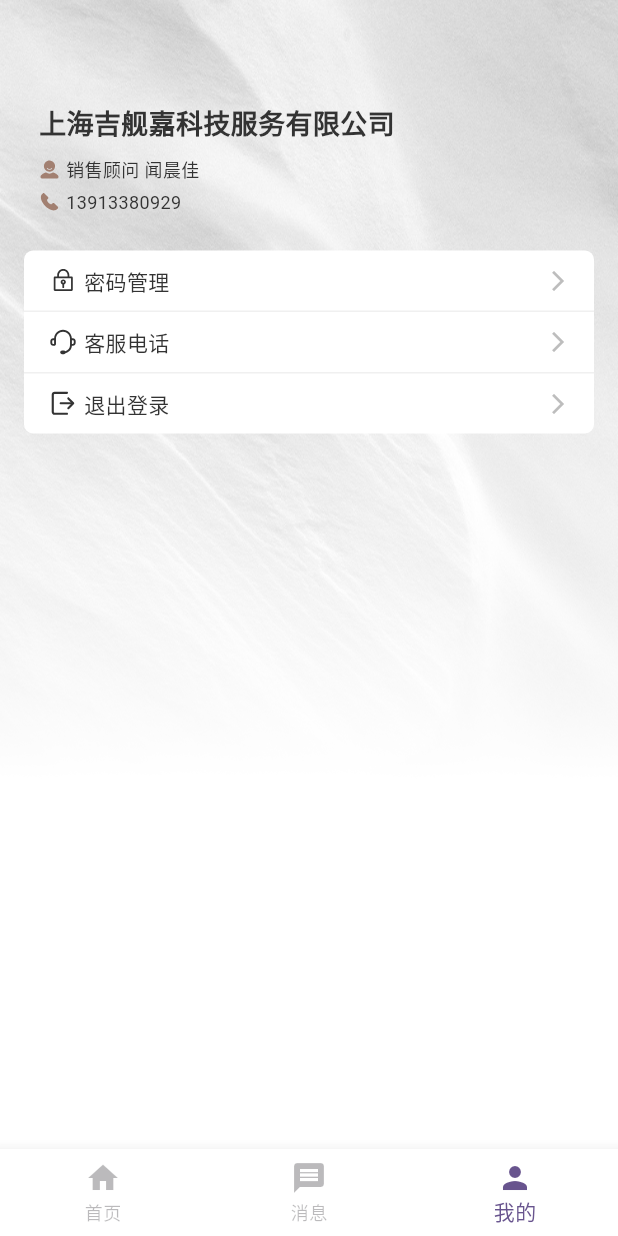
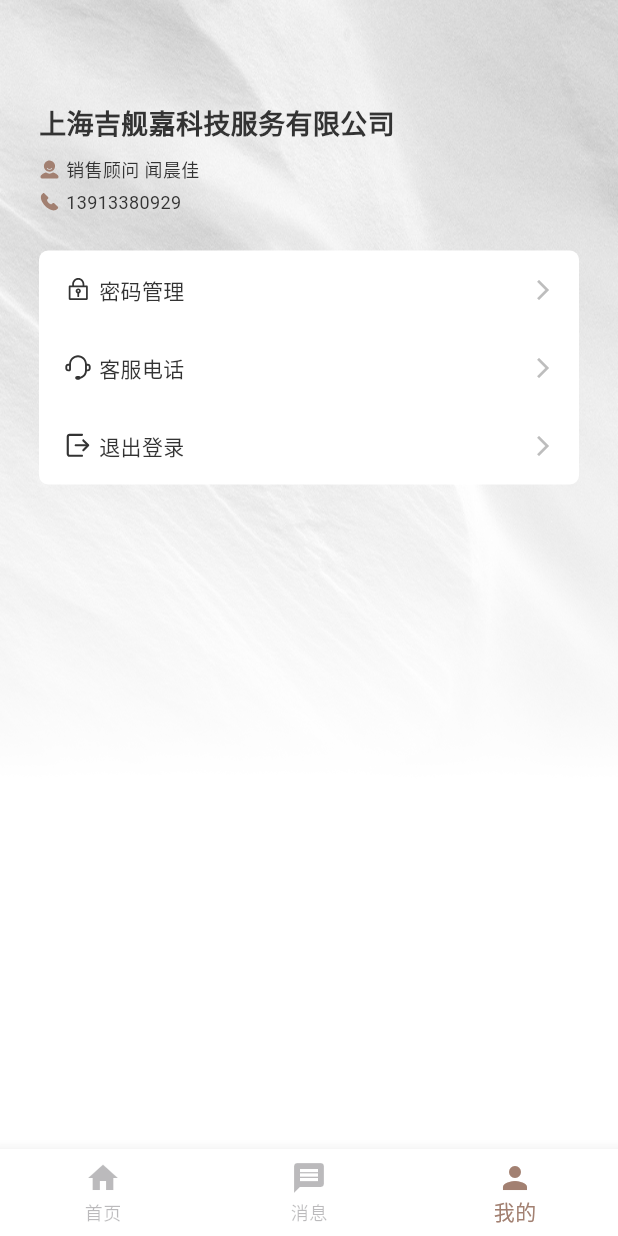
Before and after one commit to jerrywu001/flutter-tpl, a Flutter app: the screen it shows after launch, item 3 of the bottom bar chosen, on a phone screen of 412 x 824 dp. Run offline on Flutter 3.47's test engine with Material 3 defaults, Android fonts, the light colour scheme and no system bars; our stand-ins replace flutter_svg.

Commit message:
mine page

```diff
--- a/lib/config/routes.dart
+++ b/lib/config/routes.dart
@@ -1,17 +1,16 @@
+import 'package:first_app/pages/detail.dart';
+import 'package:first_app/pages/edit_password.dart';
 import 'package:flutter/material.dart';
-
-import '../pages/data_list.dart';
-import '../pages/detail.dart';
 
 class AppRoutes {
   static const String home = '/';
-  static const String dataList = '/data_list';
   static const String detail = '/detail';
+  static const String editPassword = '/edit_password';
 
   static const String initialRoute = home;
 
   static Map<String, WidgetBuilder> routes = {
-    dataList: (context) => const DataListPage(),
     detail: (context) => const DetailPage(),
+    editPassword: (context) => const EditPassword(),
   };
 }
--- a/lib/main.dart
+++ b/lib/main.dart
@@ -14,7 +14,9 @@ class MyApp extends StatelessWidget {
   Widget build(BuildContext context) {
     return MaterialApp(
       title: 'Flutter Demo',
-      theme: ThemeData(colorScheme: .fromSeed(seedColor: Colors.deepPurple)),
+      // theme: ThemeData(
+      //   colorScheme: ColorScheme.fromSeed(seedColor: Colors.deepPurple),
+      // ),
       initialRoute: AppRoutes.home,
       routes: {
         AppRoutes.home: (context) =>
--- a/lib/pages/home/mine_screen.dart
+++ b/lib/pages/home/mine_screen.dart
@@ -1,22 +1,46 @@
+import 'package:first_app/config/routes.dart';
+import 'package:first_app/utils/tools.dart';
+import 'package:first_app/widgets/bottom_nav.dart';
+import 'package:first_app/widgets/svg_icon.dart';
 import 'package:flutter/material.dart';
-import 'package:flutter_svg/flutter_svg.dart';
+import 'package:flutter/services.dart';
 
-import 'widgets/index.dart';
-
-class MineScreen extends StatelessWidget {
+class MineScreen extends StatefulWidget {
   const MineScreen({super.key});
 
   @override
+  State<MineScreen> createState() => _MineScreenState();
+}
+
+class _MineScreenState extends State<MineScreen> {
+  void _logout() async {
+    final result = await showConfirm(
+      context,
+      title: '提示',
+      content: '是否确认退出登录？',
+    );
+
+    if (!mounted || result != true) return;
+
+    showToast(context, 'will logout');
+  }
+
+  @override
   Widget build(BuildContext context) {
-    return Scaffold(
+    return AnnotatedRegion<SystemUiOverlayStyle>(
+      value: const SystemUiOverlayStyle(),
+      child: Scaffold(
         extendBodyBehindAppBar: true,
         appBar: AppBar(
           backgroundColor: Colors.transparent,
           elevation: 0,
+          systemOverlayStyle: const SystemUiOverlayStyle(
+            statusBarColor: Colors.transparent,
+            statusBarIconBrightness: Brightness.dark,
+          ),
         ),
         body: Stack(
           children: [
-          // Background image
             Container(
               decoration: const BoxDecoration(
                 image: DecorationImage(
@@ -31,12 +55,12 @@ class MineScreen extends StatelessWidget {
               child: Column(
                 children: [
                   const SizedBox(height: 72),
-                Padding(
-                  padding: const EdgeInsets.symmetric(horizontal: 26.0),
+                  const Padding(
+                    padding: EdgeInsets.symmetric(horizontal: 26.0),
                     child: Column(
                       crossAxisAlignment: CrossAxisAlignment.start,
                       children: [
-                      const Text(
+                        Text(
                           '上海吉舰嘉科技服务有限公司',
                           style: TextStyle(
                             color: Color(0xFF333333),
@@ -45,23 +69,15 @@ class MineScreen extends StatelessWidget {
                             height: 1.0,
                           ),
                         ),
-                      const SizedBox(height: 14),
-                      Column(
-                        crossAxisAlignment: CrossAxisAlignment.start,
-                        children: [
+                        SizedBox(height: 14),
                         Row(
                           children: [
-                              SvgPicture.asset(
-                                'assets/home/icon-user.svg',
-                                width: 14,
-                                height: 14,
-                                colorFilter: const ColorFilter.mode(
-                                  Color(0xFFA28071),
-                                  BlendMode.srcIn,
+                            SvgIcon(
+                              icon: 'assets/home/icon-user.svg',
+                              size: 14,
                             ),
-                              ),
-                              const SizedBox(width: 4),
-                              const Text(
+                            SizedBox(width: 4),
+                            Text(
                               '销售顾问 闻晨佳',
                               style: TextStyle(
                                 color: Color(0xFF333333),
@@ -70,20 +86,15 @@ class MineScreen extends StatelessWidget {
                             ),
                           ],
                         ),
-                          const SizedBox(height: 4),
+                        SizedBox(height: 4),
                         Row(
                           children: [
-                              SvgPicture.asset(
-                                'assets/home/icon-phone.svg',
-                                width: 14,
-                                height: 14,
-                                colorFilter: const ColorFilter.mode(
-                                  Color(0xFFA28071),
-                                  BlendMode.srcIn,
+                            SvgIcon(
+                              icon: 'assets/home/icon-phone.svg',
+                              size: 14,
                             ),
-                              ),
-                              const SizedBox(width: 4),
-                              const Text(
+                            SizedBox(width: 4),
+                            Text(
                               '13913380929',
                               style: TextStyle(
                                 color: Color(0xFF333333),
@@ -94,59 +105,48 @@ class MineScreen extends StatelessWidget {
                         ),
                       ],
                     ),
-                    ],
-                  ),
                   ),
                   const SizedBox(height: 24),
-                // Menu items section
                   Padding(
-                  padding: const EdgeInsets.symmetric(horizontal: 16.0),
-                  child: Container(
-                    decoration: BoxDecoration(
+                    padding: const EdgeInsets.symmetric(horizontal: 26.0),
+                    child: Material(
                       color: Colors.white,
                       borderRadius: BorderRadius.circular(6),
-                    ),
                       child: Column(
                         children: [
-                        _buildMenuItem(
+                          menuItem(
                             icon: 'assets/home/icon-password.svg',
                             title: '密码管理',
                             onTap: () {
-                            // Handle password management
+                              Navigator.pushNamed(context, AppRoutes.editPassword);
                             },
                           ),
-                        const Divider(height: 1, color: Color(0xFFF0F0F0)),
-                        _buildMenuItem(
+                          menuItem(
                             icon: 'assets/home/icon-customer.svg',
                             title: '客服电话',
-                          onTap: () {
-                            // Handle customer service
-                          },
+                            onTap: () {},
                           ),
-                        const Divider(height: 1, color: Color(0xFFF0F0F0)),
-                        _buildMenuItem(
+                          menuItem(
                             icon: 'assets/home/icon-logout.svg',
                             title: '退出登录',
-                          onTap: () {
-                            // Handle logout
-                          },
+                            onTap: _logout,
                             isLast: true,
                           ),
                         ],
                       ),
                     ),
                   ),
-                const SizedBox(height: 100), // Space for bottom nav
                 ],
               ),
             ),
           ],
         ),
-      bottomNavigationBar: const CustomBottomNavBar(currentIndex: 2),
+        bottomNavigationBar: const BottomNav(currentIndex: 2),
+      ),
     );
   }
 
-  Widget _buildMenuItem({
+  Widget menuItem({
     required String icon,
     required String title,
     required VoidCallback onTap,
@@ -154,18 +154,15 @@ class MineScreen extends StatelessWidget {
   }) {
     return InkWell(
       onTap: onTap,
+      splashColor: Colors.grey.withValues(alpha: 0.1),
       child: Padding(
-        padding: const EdgeInsets.symmetric(horizontal: 16.0, vertical: 10.0),
+        padding: const EdgeInsets.symmetric(horizontal: 16.0, vertical: 16.0),
         child: Row(
           children: [
-            SvgPicture.asset(
-              icon,
-              width: 20,
-              height: 20,
-              colorFilter: const ColorFilter.mode(
-                Color(0xFF333333),
-                BlendMode.srcIn,
-              ),
+            SvgIcon(
+              icon: icon,
+              size: 20,
+              color: const Color(0xFF333333),
             ),
             const SizedBox(width: 4),
             Text(
--- a/lib/pages/home/widgets/index.dart
+++ /dev/null
@@ -1 +0,0 @@
-export 'custom_bottom_nav_bar.dart';
--- a/lib/pages/home/widgets/custom_bottom_nav_bar.dart
+++ b/lib/widgets/bottom_nav.dart
@@ -2,10 +2,10 @@ import 'package:flutter/material.dart';
 
 import '../../../main.dart';
 
-class CustomBottomNavBar extends StatelessWidget {
+class BottomNav extends StatelessWidget {
   final int currentIndex;
 
-  const CustomBottomNavBar({
+  const BottomNav({
     super.key,
     required this.currentIndex,
   });
@@ -15,7 +15,7 @@ class CustomBottomNavBar extends StatelessWidget {
     return BottomNavigationBar(
       backgroundColor: Colors.white,
       currentIndex: currentIndex,
-      selectedItemColor: Theme.of(context).colorScheme.primary,
+      selectedItemColor: const Color(0xFFA28071),
       unselectedItemColor: Theme.of(context).colorScheme.onSurface.withValues(alpha: 0.3),
       onTap: (index) {
         context.findAncestorStateOfType<MyHomePageState>()?.onItemTapped(index);
--- /dev/null
+++ b/lib/widgets/svg_icon.dart
@@ -0,0 +1,28 @@
+import 'package:flutter/material.dart';
+import 'package:flutter_svg/flutter_svg.dart';
+
+class SvgIcon extends StatelessWidget {
+  final String icon;
+  final double size;
+  final Color color;
+
+  const SvgIcon({
+    required this.icon,
+    required this.size,
+    this.color = const Color(0xFFA28071),
+    super.key,
+  });
+
+  @override
+  Widget build(BuildContext context) {
+    return SvgPicture.asset(
+      icon,
+      width: size,
+      height: size,
+      colorFilter: ColorFilter.mode(
+        color,
+        BlendMode.srcIn,
+      ),
+    );
+  }
+}
```
Also changed, not shown: lib/pages/data_list.dart (deleted, +0 -174 lines), lib/pages/detail.dart (+12 -1 lines), lib/pages/edit_password.dart (added, +22 -0 lines), lib/pages/home/home_screen.dart (+6 -7 lines), lib/pages/home/message_screen.dart (+4 -5 lines), 1 other file. Lines whose indentation alone changed are shown as unchanged.
